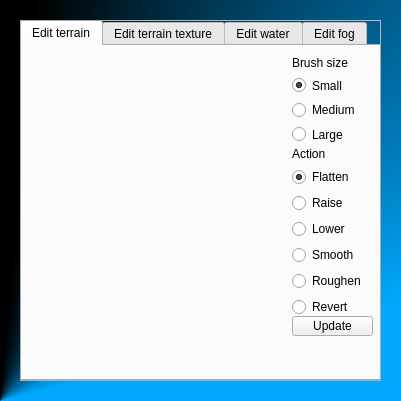
Before: the Qt Designer form bin/data/ui/environment_editor.ui in realXtend/tundra, drawn with Qt 5.
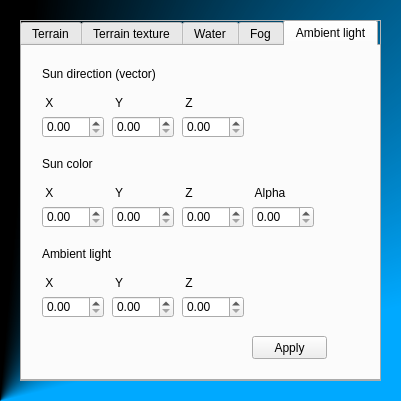
After: the same form once the commit is applied. The open tabs and pages were chosen to show the change.

Commit message: Added a skeleton for ambient light editor - any functionality is not yet implement

What changed in the file:
```diff
--- a/bin/data/ui/environment_editor.ui
+++ b/bin/data/ui/environment_editor.ui
@@ -63,7 +63,7 @@
          <string/>
         </property>
         <attribute name="title">
-         <string>Edit terrain</string>
+         <string>Terrain</string>
         </attribute>
         <widget class="QPushButton" name="button_update">
          <property name="geometry">
@@ -201,7 +201,7 @@
        </widget>
        <widget class="QWidget" name="tab_2">
         <attribute name="title">
-         <string>Edit terrain texture</string>
+         <string>Terrain texture</string>
         </attribute>
         <widget class="QLabel" name="terrain_texture_label_1">
          <property name="geometry">
@@ -590,7 +590,7 @@
        </widget>
        <widget class="QWidget" name="edit_water">
         <attribute name="title">
-         <string>Edit water</string>
+         <string>Water</string>
         </attribute>
         <widget class="QDoubleSpinBox" name="water_height_doublespinbox">
          <property name="geometry">
@@ -660,7 +660,7 @@
        </widget>
        <widget class="QWidget" name="edit_fog">
         <attribute name="title">
-         <string>Edit fog</string>
+         <string>Fog</string>
         </attribute>
         <widget class="QCheckBox" name="fog_override_checkBox">
          <property name="geometry">
@@ -997,6 +997,293 @@
          </property>
         </widget>
        </widget>
+       <widget class="QWidget" name="tab_3">
+        <attribute name="title">
+         <string>Ambient light</string>
+        </attribute>
+        <widget class="QDoubleSpinBox" name="doubleSpinBox">
+         <property name="geometry">
+          <rect>
+           <x>20</x>
+           <y>70</y>
+           <width>62</width>
+           <height>22</height>
+          </rect>
+         </property>
+        </widget>
+        <widget class="QDoubleSpinBox" name="doubleSpinBox_2">
+         <property name="geometry">
+          <rect>
+           <x>90</x>
+           <y>70</y>
+           <width>62</width>
+           <height>22</height>
+          </rect>
+         </property>
+        </widget>
+        <widget class="QDoubleSpinBox" name="doubleSpinBox_3">
+         <property name="geometry">
+          <rect>
+           <x>160</x>
+           <y>70</y>
+           <width>62</width>
+           <height>22</height>
+          </rect>
+         </property>
+        </widget>
+        <widget class="QLabel" name="label">
+         <property name="geometry">
+          <rect>
+           <x>20</x>
+           <y>20</y>
+           <width>141</width>
+           <height>16</height>
+          </rect>
+         </property>
+         <property name="text">
+          <string>Sun direction (vector)</string>
+         </property>
+        </widget>
+        <widget class="QLabel" name="label_5">
+         <property name="geometry">
+          <rect>
+           <x>20</x>
+           <y>110</y>
+           <width>61</width>
+           <height>16</height>
+          </rect>
+         </property>
+         <property name="text">
+          <string>Sun color</string>
+         </property>
+        </widget>
+        <widget class="QDoubleSpinBox" name="doubleSpinBox_4">
+         <property name="geometry">
+          <rect>
+           <x>20</x>
+           <y>160</y>
+           <width>62</width>
+           <height>22</height>
+          </rect>
+         </property>
+        </widget>
+        <widget class="QDoubleSpinBox" name="doubleSpinBox_5">
+         <property name="geometry">
+          <rect>
+           <x>90</x>
+           <y>160</y>
+           <width>62</width>
+           <height>22</height>
+          </rect>
+         </property>
+        </widget>
+        <widget class="QDoubleSpinBox" name="doubleSpinBox_6">
+         <property name="geometry">
+          <rect>
+           <x>160</x>
+           <y>160</y>
+           <width>62</width>
+           <height>22</height>
+          </rect>
+         </property>
+        </widget>
+        <widget class="QLabel" name="label_2">
+         <property name="geometry">
+          <rect>
+           <x>20</x>
+           <y>50</y>
+           <width>46</width>
+           <height>13</height>
+          </rect>
+         </property>
+         <property name="text">
+          <string> X</string>
+         </property>
+        </widget>
+        <widget class="QLabel" name="label_3">
+         <property name="geometry">
+          <rect>
+           <x>90</x>
+           <y>50</y>
+           <width>46</width>
+           <height>13</height>
+          </rect>
+         </property>
+         <property name="text">
+          <string> Y</string>
+         </property>
+        </widget>
+        <widget class="QLabel" name="label_4">
+         <property name="geometry">
+          <rect>
+           <x>160</x>
+           <y>50</y>
+           <width>46</width>
+           <height>13</height>
+          </rect>
+         </property>
+         <property name="text">
+          <string> Z</string>
+         </property>
+        </widget>
+        <widget class="QLabel" name="label_6">
+         <property name="geometry">
+          <rect>
+           <x>20</x>
+           <y>140</y>
+           <width>46</width>
+           <height>13</height>
+          </rect>
+         </property>
+         <property name="text">
+          <string> X</string>
+         </property>
+        </widget>
+        <widget class="QLabel" name="label_7">
+         <property name="geometry">
+          <rect>
+           <x>90</x>
+           <y>140</y>
+           <width>46</width>
+           <height>13</height>
+          </rect>
+         </property>
+         <property name="text">
+          <string> Y</string>
+         </property>
+        </widget>
+        <widget class="QLabel" name="label_8">
+         <property name="geometry">
+          <rect>
+           <x>160</x>
+           <y>140</y>
+           <width>46</width>
+           <height>13</height>
+          </rect>
+         </property>
+         <property name="text">
+          <string> Z</string>
+         </property>
+        </widget>
+        <widget class="QDoubleSpinBox" name="doubleSpinBox_7">
+         <property name="geometry">
+          <rect>
+           <x>20</x>
+           <y>250</y>
+           <width>62</width>
+           <height>22</height>
+          </rect>
+         </property>
+        </widget>
+        <widget class="QDoubleSpinBox" name="doubleSpinBox_8">
+         <property name="geometry">
+          <rect>
+           <x>90</x>
+           <y>250</y>
+           <width>62</width>
+           <height>22</height>
+          </rect>
+         </property>
+        </widget>
+        <widget class="QDoubleSpinBox" name="doubleSpinBox_9">
+         <property name="geometry">
+          <rect>
+           <x>160</x>
+           <y>250</y>
+           <width>62</width>
+           <height>22</height>
+          </rect>
+         </property>
+        </widget>
+        <widget class="QLabel" name="label_9">
+         <property name="geometry">
+          <rect>
+           <x>20</x>
+           <y>200</y>
+           <width>71</width>
+           <height>16</height>
+          </rect>
+         </property>
+         <property name="text">
+          <string>Ambient light</string>
+         </property>
+        </widget>
+        <widget class="QLabel" name="label_10">
+         <property name="geometry">
+          <rect>
+           <x>20</x>
+           <y>230</y>
+           <width>46</width>
+           <height>13</height>
+          </rect>
+         </property>
+         <property name="text">
+          <string> X</string>
+         </property>
+        </widget>
+        <widget class="QLabel" name="label_11">
+         <property name="geometry">
+          <rect>
+           <x>90</x>
+           <y>230</y>
+           <width>46</width>
+           <height>13</height>
+          </rect>
+         </property>
+         <property name="text">
+          <string> Y</string>
+         </property>
+        </widget>
+        <widget class="QLabel" name="label_12">
+         <property name="geometry">
+          <rect>
+           <x>160</x>
+           <y>230</y>
+           <width>46</width>
+           <height>13</height>
+          </rect>
+         </property>
+         <property name="text">
+          <string> Z</string>
+         </property>
+        </widget>
+        <widget class="QPushButton" name="pushButton">
+         <property name="geometry">
+          <rect>
+           <x>230</x>
+           <y>290</y>
+           <width>75</width>
+           <height>23</height>
+          </rect>
+         </property>
+         <property name="text">
+          <string>Apply</string>
+         </property>
+        </widget>
+        <widget class="QDoubleSpinBox" name="doubleSpinBox_10">
+         <property name="geometry">
+          <rect>
+           <x>230</x>
+           <y>160</y>
+           <width>62</width>
+           <height>22</height>
+          </rect>
+         </property>
+        </widget>
+        <widget class="QLabel" name="label_13">
+         <property name="geometry">
+          <rect>
+           <x>230</x>
+           <y>140</y>
+           <width>46</width>
+           <height>13</height>
+          </rect>
+         </property>
+         <property name="text">
+          <string> Alpha</string>
+         </property>
+        </widget>
+       </widget>
       </widget>
      </item>
     </layout>
```
